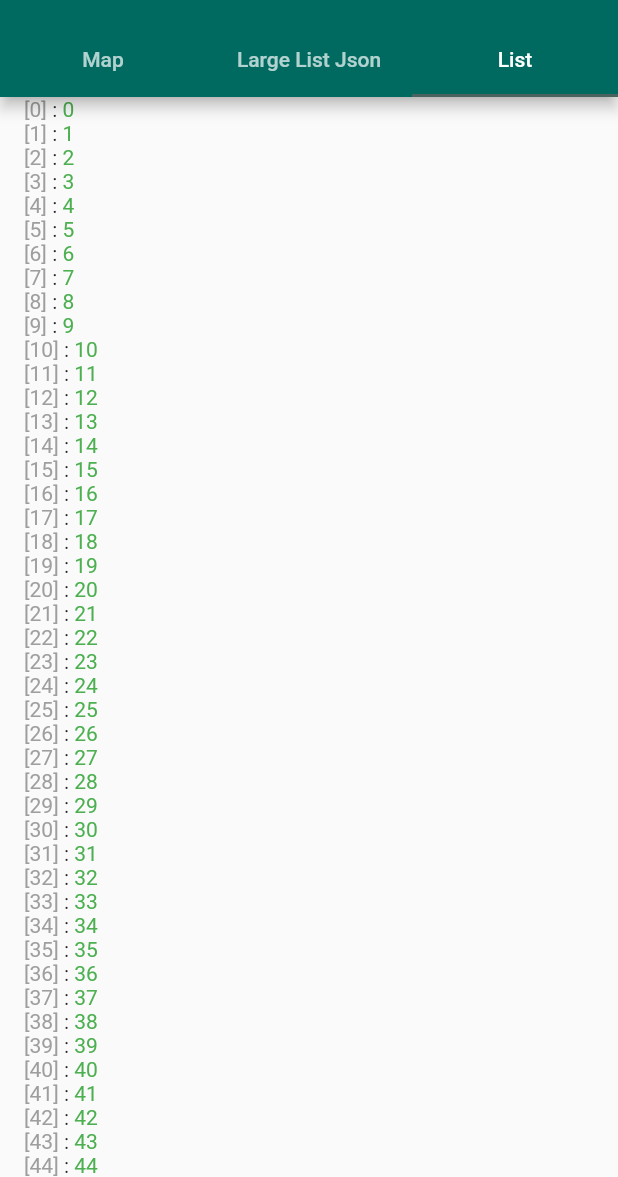
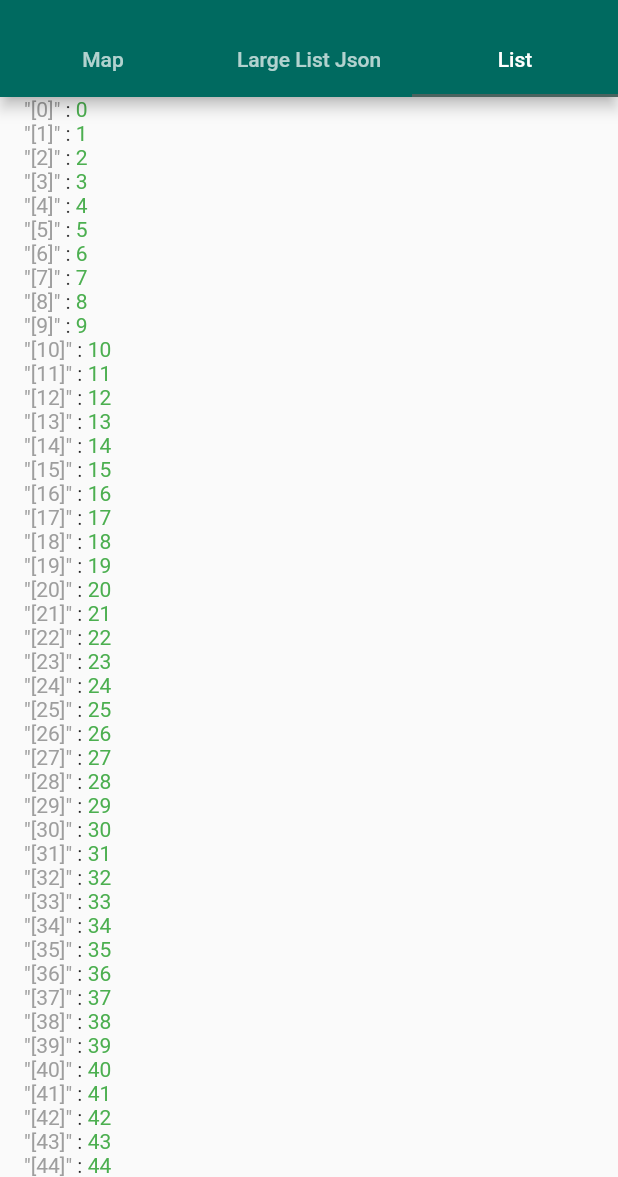
Before and after one commit to laiiihz/json_view, a Flutter app: the screen it shows after launch, tab 3 chosen, on a phone screen of 412 x 824 dp, the part 59-1236 px from its top. Run offline on Flutter 3.47's test engine with Material 2 defaults, Android fonts, the phone set to English and light mode, and no system bars.

Commit message:
fix color & style configurations merge issue.

```diff
--- a/example/lib/main.dart
+++ b/example/lib/main.dart
@@ -57,17 +57,21 @@ class _HomePageState extends State<HomePage>
       body: JsonConfig(
         data: JsonConfigData(
           gap: 100,
-          style: const JsonStyleScheme(
-            quotation: JsonQuotation.same('"'),
+          style: JsonStyleScheme(
+            quotation: const JsonQuotation.same('"'),
             // set this to true to open all nodes at start
             // use with caution, it will cause performance issue when json items is too large
             openAtStart: false,
+            arrow: Container(width: 12, height: 12, color: Colors.red),
           ),
           color: const JsonColorScheme(),
         ),
         child: TabBarView(
           children: [
             JsonView(
+              styleScheme: JsonStyleScheme(
+                arrow: const Icon(Icons.linked_camera),
+              ),
               json: getJsonData(),
             ),
             JsonView(
--- a/lib/src/models/json_config_data.dart
+++ b/lib/src/models/json_config_data.dart
@@ -120,9 +120,11 @@ class JsonConfigData {
     Curve? animationCurve,
     int? gap,
   }) {
+    final colorScheme = this.color == null ? color : this.color!.merge(color);
+    final styleScheme = this.style == null ? style : this.style!.merge(style);
     return JsonConfigData(
-      color: this.color?.merge(color),
-      style: this.style?.merge(style),
+      color: colorScheme,
+      style: styleScheme,
       animation: animation ?? this.animation,
       itemPadding: itemPadding ?? this.itemPadding,
       animationDuration: animationDuration ?? this.animationDuration,
--- a/lib/src/widgets/json_config.dart
+++ b/lib/src/widgets/json_config.dart
@@ -32,17 +32,12 @@ class JsonConfig extends InheritedWidget {
     }
 
     final current = context.dependOnInheritedWidgetOfExactType<JsonConfig>();
+    final fallback = JsonConfigData.fallback(context);
 
     if (viewData == null) {
-      viewData = current?.data;
+      viewData = fallback.merge(current?.data);
     } else {
-      viewData = viewData.merge(current?.data);
-    }
-
-    if (viewData == null) {
-      viewData = JsonConfigData.fallback(context);
-    } else {
-      viewData = JsonConfigData.fallback(context).merge(viewData);
+      viewData = fallback.merge(current?.data).merge(viewData);
     }
 
     return viewData;
--- a/lib/src/widgets/json_view.dart
+++ b/lib/src/widgets/json_view.dart
@@ -3,7 +3,6 @@ import 'package:json_view/src/widgets/json_config.dart';
 import 'package:json_view/src/widgets/string_tile.dart';
 
 import '../models/json_color_scheme.dart';
-import '../models/json_config_data.dart';
 import '../models/json_style_scheme.dart';
 import 'list_tile.dart';
 import 'map_tile.dart';
@@ -148,15 +147,13 @@ class JsonViewBody extends StatelessWidget {
 Widget getParsedItem({
   required String key,
   required dynamic value,
+  int depth = 0,
 }) {
   if (value == null) return NullTile(keyName: key);
   if (value is num) return NumTile(keyName: key, value: value);
   if (value is bool) return BoolTile(keyName: key, value: value);
   if (value is String) {
-    return StringTile(
-      keyName: key,
-      value: value,
-    );
+    return StringTile(keyName: key, value: value);
   }
   if (value is List) {
     return ListTile(
@@ -175,6 +172,7 @@ Widget getParsedItem({
 }
 
 /// get a tile Widget from value & index
-Widget getIndexedItem({required int index, required dynamic value}) {
-  return getParsedItem(key: '[$index]', value: value);
+Widget getIndexedItem(
+    {required int index, required dynamic value, int depth = 0}) {
+  return getParsedItem(key: '[$index]', value: value, depth: depth);
 }
--- a/lib/src/widgets/list_tile.dart
+++ b/lib/src/widgets/list_tile.dart
@@ -126,7 +126,6 @@ class _ListTileState extends State<ListTile> {
           onTap: _changeState,
           expanded: _expanded,
           showLeading: widget.items.isNotEmpty,
-          arrow: jsonConfig.style?.arrow,
           // arrow: widget.arrow,
         ),
         if (_expanded)
--- a/lib/src/widgets/map_tile.dart
+++ b/lib/src/widgets/map_tile.dart
@@ -9,13 +9,11 @@ class MapTile extends StatefulWidget {
   final String keyName;
   final List<MapEntry> items;
   final bool expanded;
-  final Widget? arrow;
   const MapTile({
     Key? key,
     required this.keyName,
     required this.items,
     this.expanded = false,
-    this.arrow,
   }) : super(key: key);
 
   @override
@@ -50,7 +48,6 @@ class _MapTileState extends State<MapTile> {
           value: _value,
           onTap: _changeState,
           expanded: _expanded,
-          arrow: widget.arrow,
           showLeading: widget.items.isNotEmpty,
         ),
         if (_expanded)
```
Also changed, not shown: lib/src/models/json_style_scheme.dart (+7 -1 lines), lib/src/widgets/arrow_widget.dart (+1 -9 lines), lib/src/widgets/simple_tiles.dart (+1 -6 lines), 1 other file.
